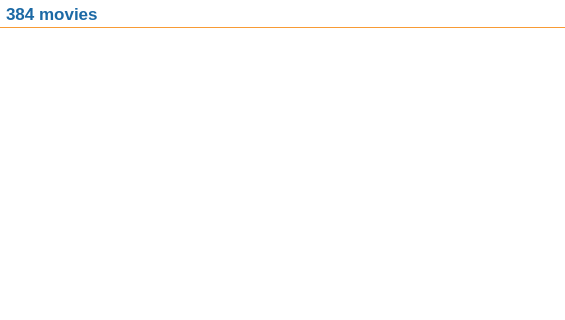
Qt form movies/FilesWidget.ui (Komet/MediaElch) before a commit; both pictures show x 0 to 565 and y 0 to 320 of the 565 by 587 pixel window.
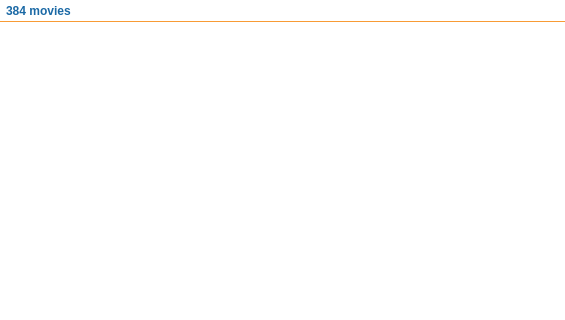
The same form after that commit. Custom widgets are drawn as their Qt base class.

```diff
--- a/movies/FilesWidget.ui
+++ b/movies/FilesWidget.ui
@@ -68,7 +68,6 @@
        <widget class="QLabel" name="statusLabel">
         <property name="font">
          <font>
-          <pointsize>13</pointsize>
           <weight>75</weight>
           <bold>true</bold>
          </font>
```
